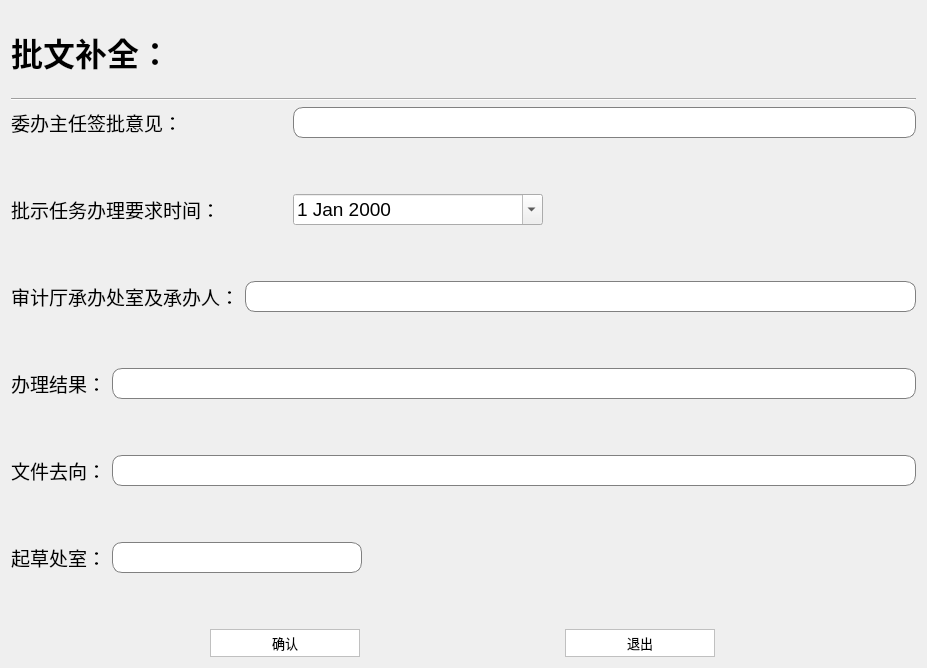
The window that ui_dir/corfilebq.ui (wind-sword/Audit) describes before a commit, drawn with Qt 5.
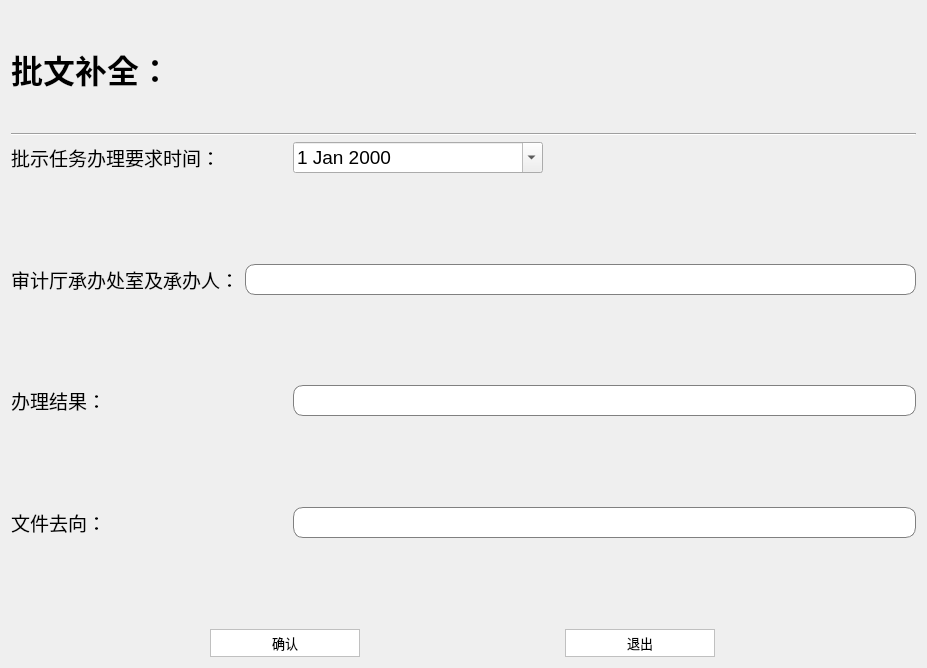
The same window after the commit.

What changed in the file:
```diff
--- a/ui_dir/corfilebq.ui
+++ b/ui_dir/corfilebq.ui
@@ -79,43 +79,6 @@
      </property>
     </widget>
    </item>
-   <item>
-    <layout class="QFormLayout" name="formLayout_1">
-     <item row="0" column="0">
-      <widget class="QLabel" name="label_2">
-       <property name="sizePolicy">
-        <sizepolicy hsizetype="Fixed" vsizetype="Preferred">
-         <horstretch>0</horstretch>
-         <verstretch>0</verstretch>
-        </sizepolicy>
-       </property>
-       <property name="minimumSize">
-        <size>
-         <width>276</width>
-         <height>0</height>
-        </size>
-       </property>
-       <property name="font">
-        <font>
-         <pointsize>14</pointsize>
-        </font>
-       </property>
-       <property name="text">
-        <string>委办主任签批意见：</string>
-       </property>
-      </widget>
-     </item>
-     <item row="0" column="1">
-      <widget class="QLineEdit" name="lineEdit_1">
-       <property name="font">
-        <font>
-         <pointsize>14</pointsize>
-        </font>
-       </property>
-      </widget>
-     </item>
-    </layout>
-   </item>
    <item>
     <layout class="QFormLayout" name="formLayout_3">
      <item row="0" column="0">
@@ -183,7 +146,7 @@
       </widget>
      </item>
      <item row="0" column="1">
-      <widget class="QLineEdit" name="lineEdit_2">
+      <widget class="QLineEdit" name="lineEdit_1">
        <property name="font">
         <font>
          <pointsize>14</pointsize>
@@ -203,6 +166,12 @@
          <verstretch>0</verstretch>
         </sizepolicy>
        </property>
+       <property name="minimumSize">
+        <size>
+         <width>276</width>
+         <height>0</height>
+        </size>
+       </property>
        <property name="font">
         <font>
          <pointsize>14</pointsize>
@@ -214,7 +183,7 @@
       </widget>
      </item>
      <item row="0" column="1">
-      <widget class="QLineEdit" name="lineEdit_3">
+      <widget class="QLineEdit" name="lineEdit_2">
        <property name="font">
         <font>
          <pointsize>14</pointsize>
@@ -234,6 +203,12 @@
          <verstretch>0</verstretch>
         </sizepolicy>
        </property>
+       <property name="minimumSize">
+        <size>
+         <width>276</width>
+         <height>0</height>
+        </size>
+       </property>
        <property name="font">
         <font>
          <pointsize>14</pointsize>
@@ -245,44 +220,7 @@
       </widget>
      </item>
      <item row="0" column="1">
-      <widget class="QLineEdit" name="lineEdit_4">
-       <property name="font">
-        <font>
-         <pointsize>14</pointsize>
-        </font>
-       </property>
-      </widget>
-     </item>
-    </layout>
-   </item>
-   <item>
-    <layout class="QFormLayout" name="formLayout_6">
-     <item row="0" column="0">
-      <widget class="QLabel" name="label_7">
-       <property name="sizePolicy">
-        <sizepolicy hsizetype="Fixed" vsizetype="Preferred">
-         <horstretch>0</horstretch>
-         <verstretch>0</verstretch>
-        </sizepolicy>
-       </property>
-       <property name="font">
-        <font>
-         <pointsize>14</pointsize>
-        </font>
-       </property>
-       <property name="text">
-        <string>起草处室：</string>
-       </property>
-      </widget>
-     </item>
-     <item row="0" column="1">
-      <widget class="QLineEdit" name="lineEdit_5">
-       <property name="maximumSize">
-        <size>
-         <width>250</width>
-         <height>16777215</height>
-        </size>
-       </property>
+      <widget class="QLineEdit" name="lineEdit_3">
        <property name="font">
         <font>
          <pointsize>14</pointsize>
```
